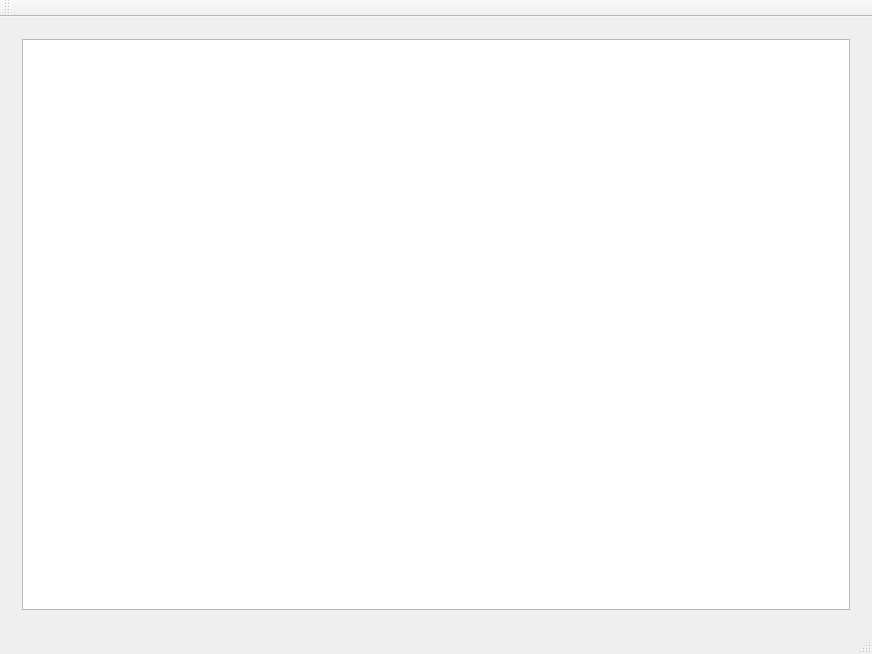
The window that mainwindow.ui (persidsky94/test_mvvc) describes before a commit, drawn with Qt 5.
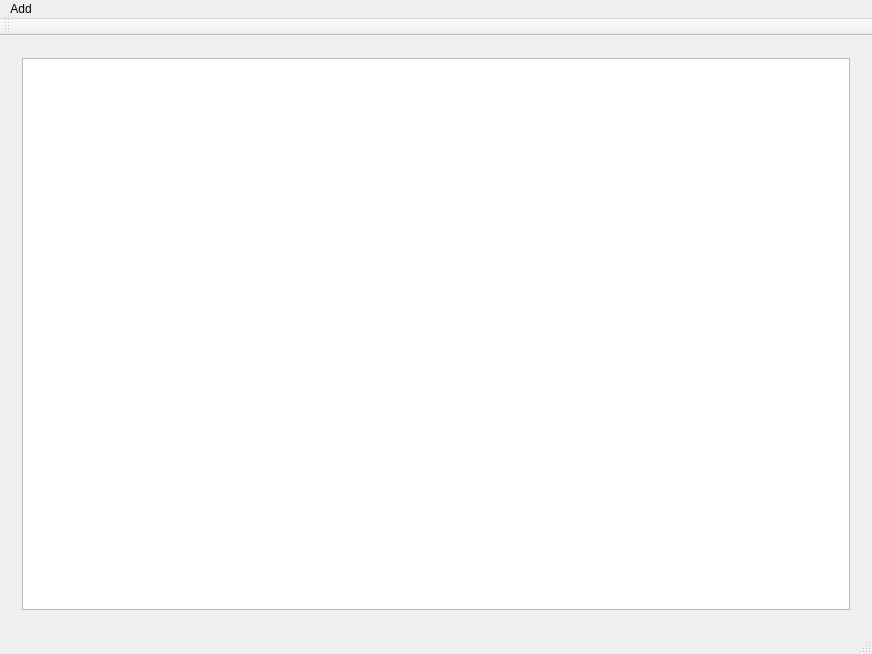
The same window after the commit.

The edit to the form file:
```diff
--- a/mainwindow.ui
+++ b/mainwindow.ui
@@ -35,6 +35,14 @@
      <height>26</height>
     </rect>
    </property>
+   <widget class="QMenu" name="menuAdd">
+    <property name="title">
+     <string>Add</string>
+    </property>
+    <addaction name="actionAddSquare"/>
+    <addaction name="actionAddCircle"/>
+   </widget>
+   <addaction name="menuAdd"/>
   </widget>
   <widget class="QToolBar" name="mainToolBar">
    <attribute name="toolBarArea">
```
Left out of the diff: 16 changed lines with no effect on the pictures.
